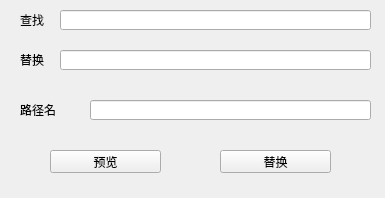
First picture: the form in design.ui, repository achieveartificialintelligence/REname, before the edit.
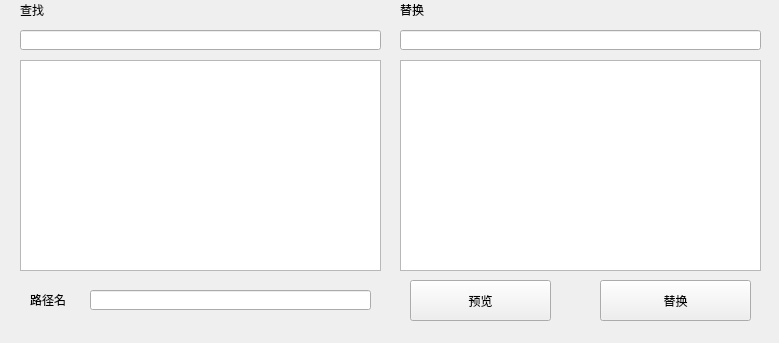
Second picture: the form after the edit.

The edit to the form file:
```diff
--- a/design.ui
+++ b/design.ui
@@ -6,8 +6,8 @@
    <rect>
     <x>0</x>
     <y>0</y>
-    <width>385</width>
-    <height>198</height>
+    <width>779</width>
+    <height>343</height>
    </rect>
   </property>
   <property name="windowTitle">
@@ -18,7 +18,7 @@
     <property name="geometry">
      <rect>
       <x>20</x>
-      <y>10</y>
+      <y>0</y>
       <width>54</width>
       <height>20</height>
      </rect>
@@ -30,9 +30,9 @@
    <widget class="QLineEdit" name="lineEdit">
     <property name="geometry">
      <rect>
-      <x>60</x>
-      <y>10</y>
-      <width>311</width>
+      <x>20</x>
+      <y>30</y>
+      <width>361</width>
       <height>20</height>
      </rect>
     </property>
@@ -40,8 +40,8 @@
    <widget class="QLabel" name="label_2">
     <property name="geometry">
      <rect>
-      <x>20</x>
-      <y>50</y>
+      <x>400</x>
+      <y>0</y>
       <width>54</width>
       <height>20</height>
      </rect>
@@ -53,9 +53,9 @@
    <widget class="QLineEdit" name="lineEdit_2">
     <property name="geometry">
      <rect>
-      <x>60</x>
-      <y>50</y>
-      <width>311</width>
+      <x>400</x>
+      <y>30</y>
+      <width>361</width>
       <height>20</height>
      </rect>
     </property>
@@ -63,10 +63,10 @@
    <widget class="QPushButton" name="pushButton">
     <property name="geometry">
      <rect>
-      <x>50</x>
-      <y>150</y>
-      <width>111</width>
-      <height>23</height>
+      <x>410</x>
+      <y>280</y>
+      <width>141</width>
+      <height>41</height>
      </rect>
     </property>
     <property name="text">
@@ -76,10 +76,10 @@
    <widget class="QPushButton" name="pushButton_2">
     <property name="geometry">
      <rect>
-      <x>220</x>
-      <y>150</y>
-      <width>111</width>
-      <height>23</height>
+      <x>600</x>
+      <y>280</y>
+      <width>151</width>
+      <height>41</height>
      </rect>
     </property>
     <property name="text">
@@ -90,7 +90,7 @@
     <property name="geometry">
      <rect>
       <x>90</x>
-      <y>100</y>
+      <y>290</y>
       <width>281</width>
       <height>20</height>
      </rect>
@@ -99,8 +99,8 @@
    <widget class="QLabel" name="label_3">
     <property name="geometry">
      <rect>
-      <x>20</x>
-      <y>100</y>
+      <x>30</x>
+      <y>290</y>
       <width>54</width>
       <height>20</height>
      </rect>
@@ -109,6 +109,26 @@
      <string>路径名</string>
     </property>
    </widget>
+   <widget class="QListView" name="listView">
+    <property name="geometry">
+     <rect>
+      <x>20</x>
+      <y>60</y>
+      <width>361</width>
+      <height>211</height>
+     </rect>
+    </property>
+   </widget>
+   <widget class="QListView" name="listView_2">
+    <property name="geometry">
+     <rect>
+      <x>400</x>
+      <y>60</y>
+      <width>361</width>
+      <height>211</height>
+     </rect>
+    </property>
+   </widget>
   </widget>
  </widget>
  <resources/>
```
